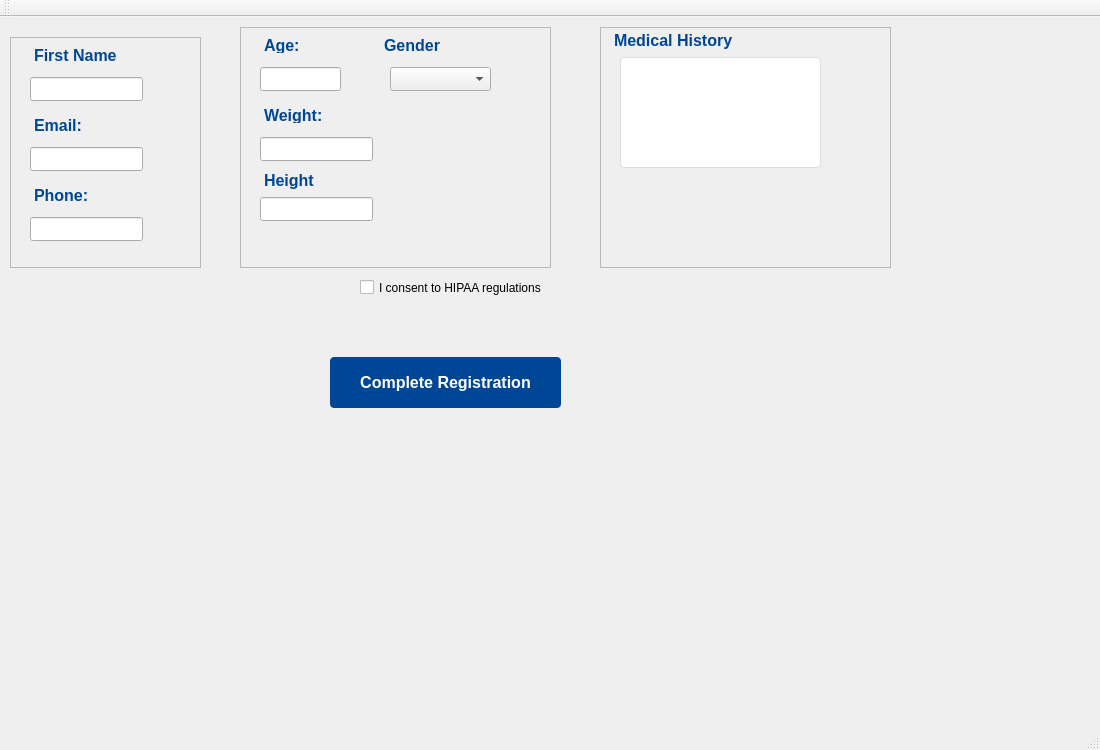
The window that ZenithHealthSuite/RegistrationScreen.ui (iharisrao/zenith-health-suite) describes before a commit, drawn with Qt 5.
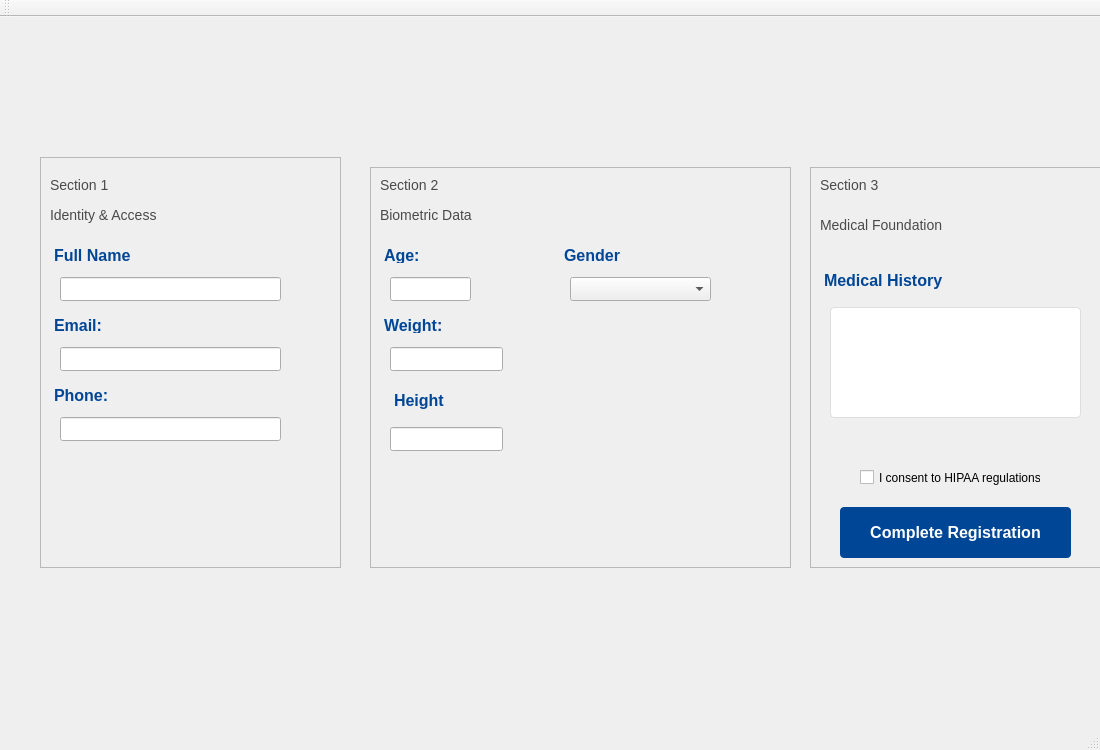
The same window after the commit.

Diff of the .ui file:
```diff
--- a/ZenithHealthSuite/RegistrationScreen.ui
+++ b/ZenithHealthSuite/RegistrationScreen.ui
@@ -29,25 +29,40 @@
 }</string>
   </property>
   <widget class="QWidget" name="centralWidget">
+   <widget class="QFrame" name="frame">
+    <property name="geometry">
+     <rect>
+      <x>40</x>
+      <y>140</y>
+      <width>301</width>
+      <height>411</height>
+     </rect>
+    </property>
+    <property name="frameShape">
+     <enum>QFrame::Shape::StyledPanel</enum>
+    </property>
+    <property name="frameShadow">
+     <enum>QFrame::Shadow::Raised</enum>
+    </property>
    <widget class="QLabel" name="label">
     <property name="geometry">
      <rect>
-      <x>30</x>
-      <y>30</y>
+       <x>10</x>
+       <y>90</y>
       <width>111</width>
       <height>21</height>
      </rect>
     </property>
     <property name="text">
-     <string>First Name</string>
+      <string>Full Name</string>
     </property>
    </widget>
    <widget class="QLineEdit" name="namelinedit">
     <property name="geometry">
      <rect>
-      <x>30</x>
-      <y>60</y>
-      <width>113</width>
+       <x>20</x>
+       <y>120</y>
+       <width>221</width>
       <height>24</height>
      </rect>
     </property>
@@ -55,8 +70,8 @@
    <widget class="QLabel" name="label_2">
     <property name="geometry">
      <rect>
-      <x>30</x>
-      <y>100</y>
+       <x>10</x>
+       <y>160</y>
       <width>71</width>
       <height>21</height>
      </rect>
@@ -68,8 +83,8 @@
    <widget class="QLabel" name="label_3">
     <property name="geometry">
      <rect>
-      <x>30</x>
-      <y>170</y>
+       <x>10</x>
+       <y>230</y>
       <width>101</width>
       <height>21</height>
      </rect>
@@ -78,22 +93,74 @@
      <string>Phone:</string>
     </property>
    </widget>
-   <widget class="QLineEdit" name="emailineEdit">
-    <property name="geometry">
-     <rect>
-      <x>30</x>
-      <y>130</y>
-      <width>113</width>
-      <height>24</height>
-     </rect>
-    </property>
-   </widget>
    <widget class="QLineEdit" name="phoneLineEdit">
     <property name="geometry">
      <rect>
-      <x>30</x>
-      <y>200</y>
-      <width>113</width>
+       <x>20</x>
+       <y>260</y>
+       <width>221</width>
+       <height>24</height>
+      </rect>
+     </property>
+    </widget>
+    <widget class="QLineEdit" name="emailineEdit">
+     <property name="geometry">
+      <rect>
+       <x>20</x>
+       <y>190</y>
+       <width>221</width>
+       <height>24</height>
+      </rect>
+     </property>
+    </widget>
+    <widget class="QLabel" name="label_9">
+     <property name="geometry">
+      <rect>
+       <x>10</x>
+       <y>20</y>
+       <width>81</width>
+       <height>16</height>
+      </rect>
+     </property>
+     <property name="text">
+      <string>Section 1 </string>
+     </property>
+    </widget>
+    <widget class="QLabel" name="label_10">
+     <property name="geometry">
+      <rect>
+       <x>10</x>
+       <y>50</y>
+       <width>141</width>
+       <height>16</height>
+      </rect>
+     </property>
+     <property name="text">
+      <string>Identity &amp; Access</string>
+     </property>
+    </widget>
+   </widget>
+   <widget class="QFrame" name="frame_2">
+    <property name="geometry">
+     <rect>
+      <x>370</x>
+      <y>150</y>
+      <width>421</width>
+      <height>401</height>
+     </rect>
+    </property>
+    <property name="frameShape">
+     <enum>QFrame::Shape::StyledPanel</enum>
+    </property>
+    <property name="frameShadow">
+     <enum>QFrame::Shadow::Raised</enum>
+    </property>
+    <widget class="QLineEdit" name="ageLineEdit">
+     <property name="geometry">
+      <rect>
+       <x>20</x>
+       <y>110</y>
+       <width>81</width>
       <height>24</height>
      </rect>
     </property>
@@ -101,8 +168,8 @@
    <widget class="QLabel" name="label_4">
     <property name="geometry">
      <rect>
-      <x>260</x>
-      <y>20</y>
+       <x>10</x>
+       <y>80</y>
       <width>71</width>
       <height>21</height>
      </rect>
@@ -111,21 +178,24 @@
      <string>Age:</string>
     </property>
    </widget>
-   <widget class="QLineEdit" name="ageLineEdit">
+    <widget class="QLabel" name="label_8">
     <property name="geometry">
      <rect>
-      <x>260</x>
-      <y>50</y>
-      <width>81</width>
-      <height>24</height>
-     </rect>
-    </property>
+       <x>190</x>
+       <y>80</y>
+       <width>91</width>
+       <height>21</height>
+      </rect>
+     </property>
+     <property name="text">
+      <string>Gender</string>
+     </property>
    </widget>
    <widget class="QLabel" name="label_5">
     <property name="geometry">
      <rect>
-      <x>260</x>
-      <y>90</y>
+       <x>10</x>
+       <y>150</y>
       <width>101</width>
       <height>21</height>
      </rect>
@@ -134,11 +204,21 @@
      <string>Weight:</string>
     </property>
    </widget>
+    <widget class="QLineEdit" name="weightLineEdit">
+     <property name="geometry">
+      <rect>
+       <x>20</x>
+       <y>180</y>
+       <width>113</width>
+       <height>24</height>
+      </rect>
+     </property>
+    </widget>
    <widget class="QLabel" name="label_6">
     <property name="geometry">
      <rect>
-      <x>260</x>
-      <y>150</y>
+       <x>20</x>
+       <y>220</y>
       <width>91</width>
       <height>31</height>
      </rect>
@@ -147,45 +227,48 @@
      <string>Height</string>
     </property>
    </widget>
-   <widget class="QLineEdit" name="weightLineEdit">
-    <property name="geometry">
-     <rect>
-      <x>260</x>
-      <y>120</y>
-      <width>113</width>
-      <height>24</height>
-     </rect>
-    </property>
-   </widget>
    <widget class="QLineEdit" name="heightLineEdit">
     <property name="geometry">
      <rect>
-      <x>260</x>
-      <y>180</y>
+       <x>20</x>
+       <y>260</y>
       <width>113</width>
       <height>24</height>
      </rect>
     </property>
    </widget>
-   <widget class="QLabel" name="label_7">
+    <widget class="QComboBox" name="genderComboBox">
     <property name="geometry">
      <rect>
-      <x>610</x>
-      <y>10</y>
-      <width>171</width>
-      <height>31</height>
-     </rect>
-    </property>
-    <property name="text">
-     <string>Medical History</string>
-    </property>
-   </widget>
+       <x>200</x>
+       <y>110</y>
+       <width>141</width>
+       <height>24</height>
+      </rect>
+     </property>
+    </widget>
+   </widget>
+   <widget class="QFrame" name="frame_3">
+    <property name="geometry">
+     <rect>
+      <x>810</x>
+      <y>150</y>
+      <width>321</width>
+      <height>401</height>
+     </rect>
+    </property>
+    <property name="frameShape">
+     <enum>QFrame::Shape::StyledPanel</enum>
+    </property>
+    <property name="frameShadow">
+     <enum>QFrame::Shadow::Raised</enum>
+    </property>
    <widget class="QLineEdit" name="medicalhistrotyLineEdit">
     <property name="geometry">
      <rect>
-      <x>620</x>
-      <y>40</y>
-      <width>201</width>
+       <x>20</x>
+       <y>140</y>
+       <width>251</width>
       <height>111</height>
      </rect>
     </property>
@@ -214,10 +297,49 @@
 }</string>
     </property>
    </widget>
+    <widget class="QLabel" name="label_7">
+     <property name="geometry">
+      <rect>
+       <x>10</x>
+       <y>100</y>
+       <width>171</width>
+       <height>31</height>
+      </rect>
+     </property>
+     <property name="text">
+      <string>Medical History</string>
+     </property>
+    </widget>
+    <widget class="QLabel" name="label_14">
+     <property name="geometry">
+      <rect>
+       <x>10</x>
+       <y>50</y>
+       <width>141</width>
+       <height>16</height>
+      </rect>
+     </property>
+     <property name="text">
+      <string>Medical Foundation</string>
+     </property>
+    </widget>
+    <widget class="QCheckBox" name="consentCheckBox">
+     <property name="geometry">
+      <rect>
+       <x>50</x>
+       <y>300</y>
+       <width>181</width>
+       <height>21</height>
+      </rect>
+     </property>
+     <property name="text">
+      <string>I consent to HIPAA regulations</string>
+     </property>
+    </widget>
    <widget class="QPushButton" name="completeRegistrationButton">
     <property name="geometry">
      <rect>
-      <x>330</x>
+       <x>30</x>
       <y>340</y>
       <width>231</width>
       <height>51</height>
@@ -243,88 +365,44 @@
      <string>Complete Registration</string>
     </property>
    </widget>
-   <widget class="QCheckBox" name="consentCheckBox">
+   </widget>
+   <widget class="QLabel" name="label_11">
     <property name="geometry">
      <rect>
-      <x>360</x>
-      <y>260</y>
-      <width>191</width>
-      <height>21</height>
+      <x>380</x>
+      <y>160</y>
+      <width>81</width>
+      <height>16</height>
      </rect>
     </property>
     <property name="text">
-     <string>I consent to HIPAA regulations</string>
+     <string>Section 2</string>
     </property>
    </widget>
-   <widget class="QComboBox" name="genderComboBox">
+   <widget class="QLabel" name="label_12">
     <property name="geometry">
      <rect>
-      <x>390</x>
-      <y>50</y>
-      <width>101</width>
-      <height>24</height>
+      <x>380</x>
+      <y>190</y>
+      <width>111</width>
+      <height>16</height>
      </rect>
     </property>
+    <property name="text">
+     <string>Biometric Data</string>
+    </property>
    </widget>
-   <widget class="QLabel" name="label_8">
+   <widget class="QLabel" name="label_13">
     <property name="geometry">
      <rect>
-      <x>380</x>
-      <y>20</y>
+      <x>820</x>
+      <y>160</y>
       <width>91</width>
-      <height>21</height>
+      <height>16</height>
      </rect>
     </property>
     <property name="text">
-     <string>Gender</string>
-    </property>
-   </widget>
-   <widget class="QFrame" name="frame">
-    <property name="geometry">
-     <rect>
-      <x>10</x>
-      <y>20</y>
-      <width>191</width>
-      <height>231</height>
-     </rect>
-    </property>
-    <property name="frameShape">
-     <enum>QFrame::Shape::StyledPanel</enum>
-    </property>
-    <property name="frameShadow">
-     <enum>QFrame::Shadow::Raised</enum>
-    </property>
-   </widget>
-   <widget class="QFrame" name="frame_2">
-    <property name="geometry">
-     <rect>
-      <x>240</x>
-      <y>10</y>
-      <width>311</width>
-      <height>241</height>
-     </rect>
-    </property>
-    <property name="frameShape">
-     <enum>QFrame::Shape::StyledPanel</enum>
-    </property>
-    <property name="frameShadow">
-     <enum>QFrame::Shadow::Raised</enum>
-    </property>
-   </widget>
-   <widget class="QFrame" name="frame_3">
-    <property name="geometry">
-     <rect>
-      <x>600</x>
-      <y>10</y>
-      <width>291</width>
-      <height>241</height>
-     </rect>
-    </property>
-    <property name="frameShape">
-     <enum>QFrame::Shape::StyledPanel</enum>
-    </property>
-    <property name="frameShadow">
-     <enum>QFrame::Shadow::Raised</enum>
+     <string>Section 3 </string>
     </property>
    </widget>
   </widget>
```
Lines whose indentation alone changed are shown as unchanged.
